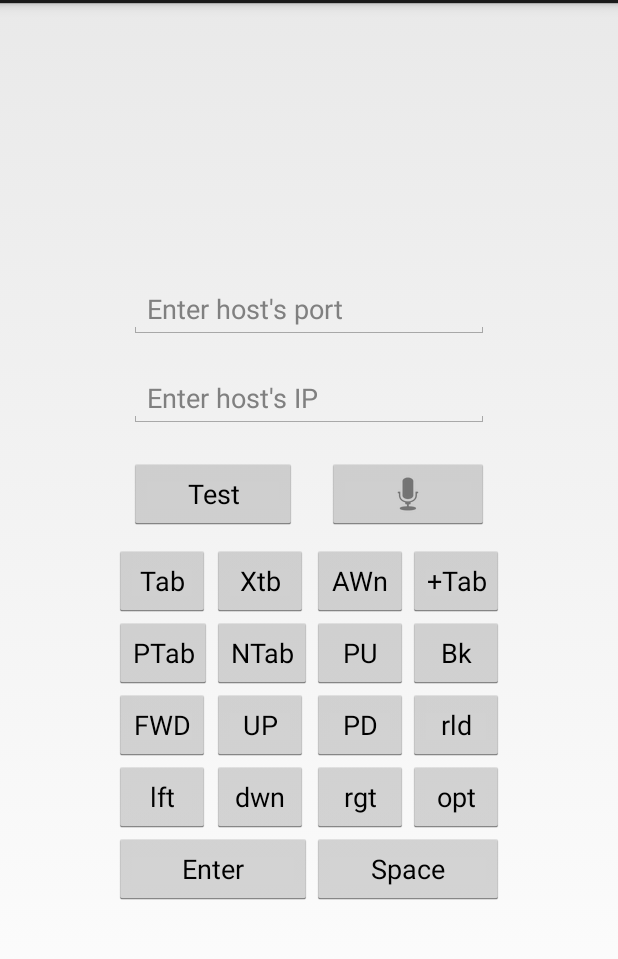
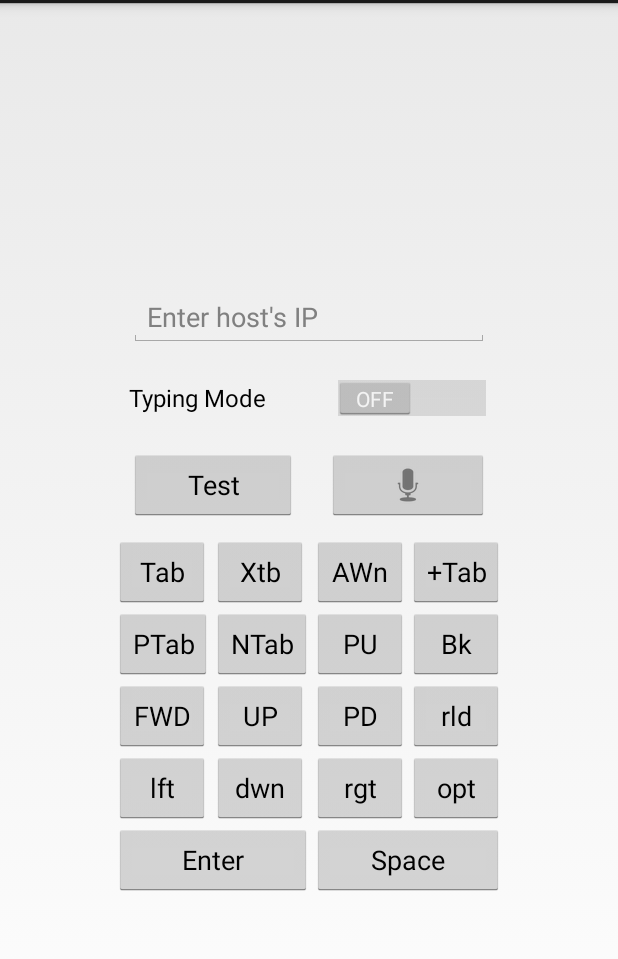
Before and after one commit to zafar142007/Controlio, an Android app: the screen it shows after launch (MainActivity), after a tap on "Test", on a phone screen of 412 x 824 dp, the part 69-1028 px from its top. Run offline under Robolectric (Android 15) with nearby library versions, the phone set to English and light mode, and no system bars.

Commit message:
added typing mode

```diff
--- a/Controlio/Controlio/app/src/main/java/in/controlio/MainActivity.java
+++ b/Controlio/Controlio/app/src/main/java/in/controlio/MainActivity.java
@@ -1,7 +1,6 @@
 package in.controlio;
 
 import java.util.ArrayList;
-import java.util.Locale;
 
 import android.app.Activity;
 import android.content.ActivityNotFoundException;
@@ -13,8 +12,10 @@ import android.view.View;
 import android.widget.Button;
 import android.widget.EditText;
 import android.widget.ImageButton;
+import android.widget.Switch;
 import android.widget.TextView;
 import android.widget.Toast;
+import in.controlio.util.Utility;
 
 public class MainActivity extends Activity {
 
@@ -24,6 +25,7 @@ public class MainActivity extends Activity {
 	private EditText hostIPTextbox;
 	private Button send;
 	private EditText hostPort;
+	private Switch typingMode;
 	private Button tab, closeTab, activeWindows, newTab, previousTab, nextTab, pageUp, pageDown,
 		back, forward, up, reload, left, down, right, options, enter, space;
 
@@ -32,9 +34,7 @@ public class MainActivity extends Activity {
 
 		@Override
 		public void onClick(View v) {
-		//	String text=null;
-		//  Class clazz=R.class;
-		//	Class field=clazz.getEnclosingClass();
+
 			System.out.println("Keyboard: Button clicked "+v);
 
 			if(v.equals(tab))
@@ -104,8 +104,8 @@ public class MainActivity extends Activity {
 	public void onCreate(Bundle savedInstanceState) {
 		super.onCreate(savedInstanceState);
 		setContentView(R.layout.activity_main);
+		typingMode=findViewById(R.id.typingMode);
 		send=(Button)findViewById(R.id.send);
-		//txtText = (TextView) findViewById(R.id.txtText);
 		tab= (Button) findViewById(R.id.next);
 		closeTab= (Button) findViewById(R.id.closeTab);
 		activeWindows= (Button) findViewById(R.id.activeWindows);
@@ -147,7 +147,7 @@ public class MainActivity extends Activity {
 
 		btnSpeak = (ImageButton) findViewById(R.id.btnSpeak);
 		hostIPTextbox=(EditText) findViewById(R.id.hostIPTextbox);
-		hostPort=(EditText) findViewById(R.id.hostPort);
+		//hostPort=(EditText) findViewById(R.id.hostPort);
 
 		send.setOnClickListener(new View.OnClickListener(){
 			public void onClick(View v)
@@ -155,15 +155,14 @@ public class MainActivity extends Activity {
 				System.out.println("Button: I have been clicked");
 				Intent mServiceIntent = new Intent(MainActivity.this.getApplicationContext(), NetworkService.class);
 				//mServiceIntent.setData(Uri.parse(""));
+				mServiceIntent.putExtra(Utility.TYPE_MODE, false);
+				String ip="";
 				mServiceIntent.putExtra("command", "TEST_COMMAND");
-				String ip="";
 				if(hostIPTextbox.getText()!=null)
 					ip=hostIPTextbox.getText().toString();
 				mServiceIntent.putExtra("ipaddress", ip);
 				System.out.println("TextBox: ip is "+ip);
-				String port="";
-				if(hostPort.getText()!=null)
-					port=hostPort.getText().toString();
+				String port=getPort();
 				System.out.println("Activity: Port being embedded is "+port);
 				mServiceIntent.putExtra("port", port);
 				System.out.println("Main: I am starting service");
@@ -207,9 +206,9 @@ public class MainActivity extends Activity {
 		if(hostIPTextbox.getText()!=null)
 			ip=hostIPTextbox.getText().toString();
 		mServiceIntent.putExtra("ipaddress", ip);
-		String port="";
-		if(hostPort.getText()!=null)
-			port=hostPort.getText().toString();
+		mServiceIntent.putExtra(Utility.TYPE_MODE, false);
+
+		String port=getPort();
 		System.out.println("Activity: Port being embedded is "+port);
 		mServiceIntent.putExtra("port", port);
 
@@ -219,6 +218,11 @@ public class MainActivity extends Activity {
 		MainActivity.this.startService(mServiceIntent);
 
 	}
+
+	private String getPort() {
+		return String.valueOf(Utility.PORT);
+	}
+
 	@Override
 	protected void onActivityResult(int requestCode, int resultCode, Intent data) {
 		super.onActivityResult(requestCode, resultCode, data);
@@ -240,9 +244,8 @@ public class MainActivity extends Activity {
 				if(hostIPTextbox.getText()!=null)
 					ip=hostIPTextbox.getText().toString();
 				mServiceIntent.putExtra("ipaddress", ip);
-				String port="";
-				if(hostPort.getText()!=null)
-					port=hostPort.getText().toString();
+				mServiceIntent.putExtra(Utility.TYPE_MODE, typingMode.isChecked());
+				String port=getPort();
 				System.out.println("Activity: Port being embedded is "+port);
 				mServiceIntent.putExtra("port", port);
 
--- a/Controlio/Controlio/app/src/main/java/in/controlio/NetworkService.java
+++ b/Controlio/Controlio/app/src/main/java/in/controlio/NetworkService.java
@@ -9,6 +9,7 @@ import java.nio.channels.SocketChannel;
 
 import android.app.IntentService;
 import android.content.Intent;
+import in.controlio.util.Utility;
 
 public class NetworkService extends IntentService {
 
@@ -18,9 +19,8 @@ public class NetworkService extends IntentService {
   private final String SUCCESS = "com.example.controlio.SEND_SUCCESS_STATUS";
   private final String FAILURE = "com.example.controlio.SEND_FAILURE_STATUS";
   private SocketChannel ch;
-  //private String host="192.168.42.227";
 
-  private int port = 8079;
+  private int port = Utility.PORT;
   private StringBuffer data = null;
   private Socket soc = null;
   PrintWriter pw = null;
@@ -76,6 +76,10 @@ public class NetworkService extends IntentService {
     String dataString = workIntent.getStringExtra("command");
     String ip = workIntent.getStringExtra("ipaddress");
     String p = workIntent.getStringExtra("port");
+    boolean typingMode = workIntent.getBooleanExtra(Utility.TYPE_MODE, false);
+    if(typingMode){
+      dataString=makeTypeable(dataString);
+    }
 
     if (!ip.equals("")) {
       setHost(ip);
@@ -106,6 +110,12 @@ public class NetworkService extends IntentService {
     // Do work here, based on the contents of dataString
   }
 
+  private String makeTypeable(String dataString) {
+    if(!dataString.startsWith(Utility.TYPE_PREFIX)){
+      return Utility.TYPE_PREFIX.concat(dataString);
+    } else return dataString;
+  }
+
   public void write(String message) throws Exception {
     try {
       if (soc == null || soc.isClosed() || !soc.isConnected() || !soc.isBound()) {
--- /dev/null
+++ b/Controlio/Controlio/app/src/main/java/in/controlio/util/Utility.java
@@ -0,0 +1,7 @@
+package in.controlio.util;
+
+public interface Utility {
+  int PORT=8079;
+  String TYPE_MODE = "type_mode";
+  String TYPE_PREFIX="type ";
+}
--- a/Controlio/Controlio/app/src/main/res/layout/activity_main.xml
+++ b/Controlio/Controlio/app/src/main/res/layout/activity_main.xml
@@ -1,75 +1,9 @@
-<!--
-<LinearLayout xmlns:android="http://schemas.android.com/apk/res/android"
-    xmlns:tools="http://schemas.android.com/tools"
-    android:layout_width="fill_parent"
-    android:layout_height="wrap_content"
-    android:layout_above="@+id/textView1"
-    android:layout_toLeftOf="@+id/textView1"
-    android:gravity="center"
-    android:orientation="vertical" >
-
-    <EditText
-        android:id="@+id/hostPort"
-        android:layout_width="fill_parent"
-        android:layout_height="wrap_content"
-        android:layout_margin="10dp"
-        android:hint="@string/hostPortText"
-        android:inputType="number" />
-
-    <EditText
-        android:id="@+id/hostIPTextbox"
-        android:layout_width="fill_parent"
-        android:layout_height="wrap_content"
-        android:layout_margin="10dp"
-        android:hint="@string/hostIP"
-        android:inputType="phone" />
-
-    <Button
-        android:id="@+id/send"
-        android:layout_width="fill_parent"
-        android:layout_height="wrap_content"
-        android:layout_margin="10dp"
-        android:layout_marginRight="10dp"
-        android:layout_marginTop="10dp"
-        android:text="@string/sendHi" />
-
-    <ImageButton
-        android:id="@+id/btnSpeak"
-        android:layout_width="fill_parent"
-        android:layout_height="wrap_content"
-        android:layout_margin="10dp"
-        android:layout_marginRight="10dp"
-        android:layout_marginTop="10dp"
-        android:contentDescription="@string/speak"
-        android:src="@android:drawable/ic_btn_speak_now" />
-
-    <TextView
-        android:id="@+id/txtText"
-        android:layout_width="113dp"
-        android:layout_height="wrap_content"
-        android:layout_marginLeft="10dp"
-        android:layout_marginRight="10dp"
-        android:layout_marginTop="10dp"
-        android:layout_weight="0.22"
-        android:textAppearance="?android:attr/textAppearanceLarge" />
-
-</LinearLayout>
--->
 <GridLayout xmlns:android="http://schemas.android.com/apk/res/android"
     android:layout_width="wrap_content"
     android:layout_height="wrap_content"
     android:columnCount="4"
     android:orientation="horizontal"
 	android:layout_gravity="center">
-<EditText
-        android:id="@+id/hostPort"
-        android:layout_width="fill_parent"
-        android:layout_height="wrap_content"
-        android:layout_margin="10dp"
-        android:hint="@string/hostPortText"
-        android:inputType="number"
-		android:layout_columnSpan="4"
-        android:layout_gravity="fill"/>
 
     <EditText
         android:id="@+id/hostIPTextbox"
@@ -81,6 +15,18 @@
         android:layout_columnSpan="4"
         android:layout_gravity="fill"
         />
+
+
+  <Switch
+    android:id="@+id/typingMode"
+    android:layout_width="fill_parent"
+    android:layout_height="wrap_content"
+    android:layout_margin="10dp"
+    android:hint="@string/typingMode"
+    android:textColorHint="#000000"
+    android:inputType="number"
+    android:layout_columnSpan="4"
+    android:layout_gravity="fill"/>
 
     <Button
         android:id="@+id/send"
--- a/Controlio/Controlio/app/src/main/res/values/strings.xml
+++ b/Controlio/Controlio/app/src/main/res/values/strings.xml
@@ -1,10 +1,9 @@
 <?xml version="1.0" encoding="utf-8"?>
 <resources>
-
     <string name="speak">Speak</string>
     <string name="action_settings">Settings</string>
     <string name="controlio">ControlIO</string>
-	<string name="hostIP">Enter host\'s IP</string>
-	<string name="hostPortText">Enter host\'s port</string>
-	<string name="sendHi">Test</string>
+	  <string name="hostIP">Enter host\'s IP</string>
+    <string name="typingMode">Typing Mode</string>
+	  <string name="sendHi">Test</string>
 </resources>
--- a/Controlio/ControlioServer/src/main/java/in/control/ControlScreen.java
+++ b/Controlio/ControlioServer/src/main/java/in/control/ControlScreen.java
@@ -42,6 +42,7 @@ public class ControlScreen {
         for (int i = 0; i < sequence.length; i++) {
           order = ((char) (sequence[i]) - (char) ('a'));
           String f = instructions[order / 2];
+          try {
             field = clazz.getField(f);
             if (order % 2 == 0) {
               //System.out.println("Printing"+field.get(null));
@@ -51,6 +52,10 @@ public class ControlScreen {
               //System.out.println("Printing"+field.get(null));
               control.keyRelease((int) field.get(null));//press "KeyEvent."+instructions[(order/2)]
               unpressedKeys.remove(field);
+            }
+          }
+          catch(Exception e){
+            e.printStackTrace();
           }
         }
         System.out.println("Robot: I have executed command");
--- a/Controlio/ControlioServer/src/main/java/in/control/Dictionary.java
+++ b/Controlio/ControlioServer/src/main/java/in/control/Dictionary.java
@@ -81,8 +81,8 @@ public class Dictionary {
     if (command != null && command.toLowerCase()
         .startsWith(ControlioConstants.TYPE_COMMAND_PREFIX)) {
       String text = getTypingText(command);
-      String[] instructions=getInstructions(text);
-      char[] sequence=getSequence(instructions);
+      String[] instructions = getInstructions(text);
+      char[] sequence = getSequence(instructions);
       Command[] commands = new Command[3];
       commands[0] = new Command();
       commands[0].setSequence(sequence);
@@ -104,20 +104,26 @@ public class Dictionary {
   }
 
   private char[] getSequence(String[] instructions) {
-    char sequence[]=new char[instructions.length*2];
-    char seq='a';
-    for(int i=0; i<instructions.length; i++){
-      sequence[i*2]=seq++;
-      sequence[i*2+1]=seq++;
+    char sequence[] = new char[instructions.length * 2];
+    char seq = 'a';
+    for (int i = 0; i < instructions.length; i++) {
+      sequence[i * 2] = seq++;
+      sequence[i * 2 + 1] = seq++;
     }
     return sequence;
   }
 
   private String[] getInstructions(String text) {
-    String[] instructions=new String[text.length()];
-    for(int i=0; i<text.length(); i++){
-      if(text.charAt(i)==' '){
-        instructions[i]="VK_SPACE";
+    String[] instructions = new String[text.length()];
+    for (int i = 0; i < text.length(); i++) {
+      if (text.charAt(i) == ' ') {
+        instructions[i] = "VK_SPACE";
+      } else if (text.charAt(i) == '.') {
+        instructions[i] = "VK_PERIOD";
+      } else if (text.charAt(i) == ',') {
+        instructions[i] = "VK_COMMA";
+      } else if (text.charAt(i) == '-') {
+        instructions[i] = "VK_MINUS";
       } else {
         instructions[i] = ("VK_" + text.charAt(i)).toUpperCase();
       }
@@ -127,6 +133,6 @@ public class Dictionary {
 
   private String getTypingText(String command) {
     return command.substring(command.indexOf(ControlioConstants.TYPE_COMMAND_PREFIX)
-        + ControlioConstants.TYPE_COMMAND_PREFIX.length()).trim().replaceAll("_"," " );
+        + ControlioConstants.TYPE_COMMAND_PREFIX.length()).trim().replaceAll("_", " ");
   }
 }
--- a/Controlio/ControlioServer/src/main/java/in/server/Networker.java
+++ b/Controlio/ControlioServer/src/main/java/in/server/Networker.java
@@ -117,7 +117,7 @@ public class Networker implements Runnable {
         SocketChannel ch = channel.accept();
         System.out.println("Server: Accepted socket.");
         bytes = 0;
-        ByteBuffer buf = ByteBuffer.allocate(48);
+        ByteBuffer buf = ByteBuffer.allocate(4096);
         while (bytes == 0) {
           bytes = ch.read(buf);
           if (bytes > 0) {
```
Also changed, not shown: 411 other files. Lines whose indentation alone changed are shown as unchanged.
